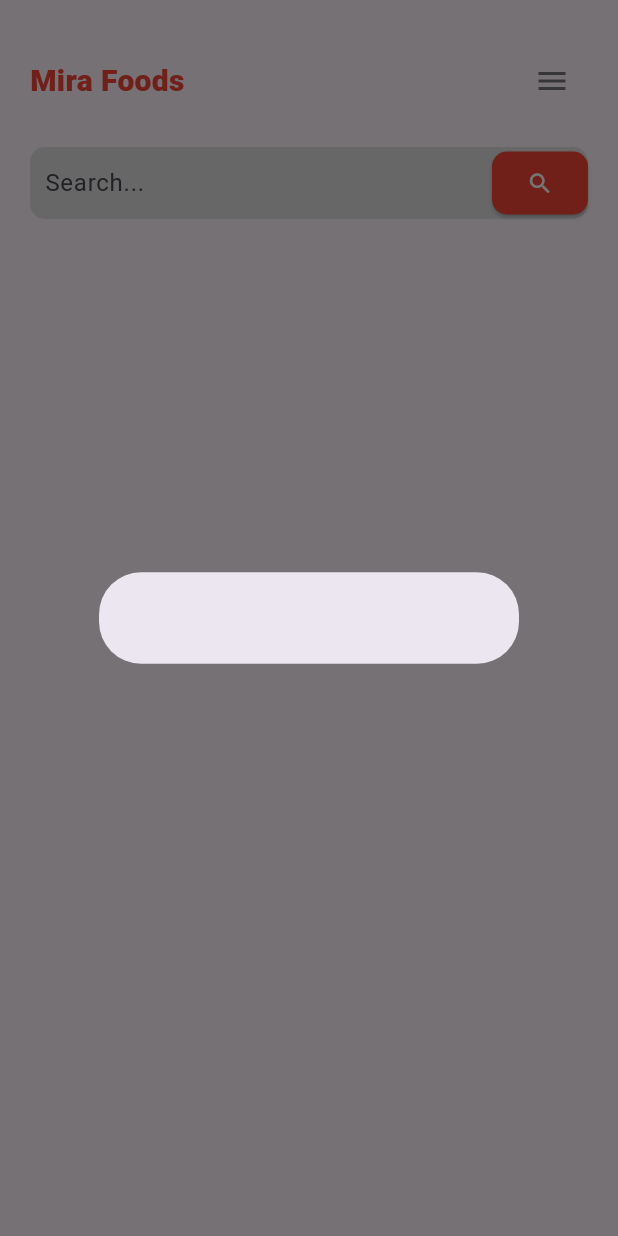
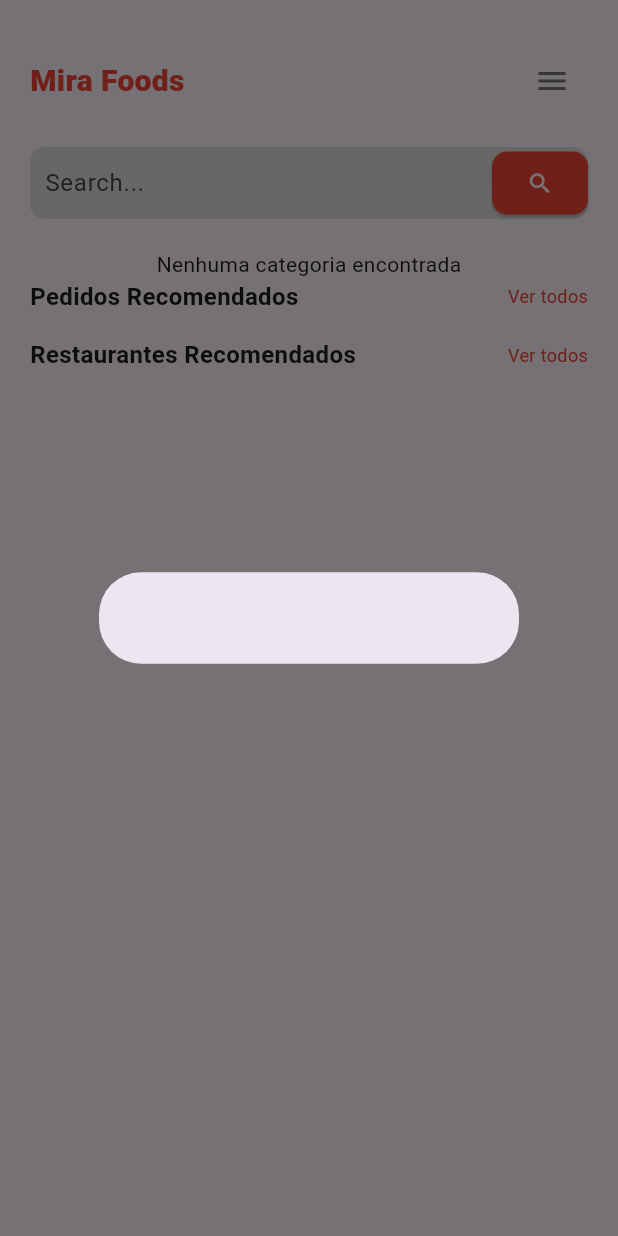
Before and after one commit to SergioSouz2/mira_foods, a Flutter app: the HomePage screen opened directly, after a tap on the "search" icon, on a phone screen of 412 x 824 dp. Run offline on Flutter 3.47's test engine with Material 3 defaults, Android fonts, the light colour scheme and no system bars; our stand-ins replace cloud_firestore, firebase_auth, firebase_core; accounts and stored records are empty; generated files the repository leaves out were written again; network calls fail; Roboto replaces fonts that are missing (Poppins).

Commit message:
:sparkles: feat: Configurar serviço de banco de dados, provider e widget para exibir dados de categorias: - Adicionar DatabaseService para acessar Firestore. - Ajustar AuthProvider para gerenciar autenticação e dados do Firestore. - Criar CategoriesWidget para exibir categorias. - Configurar regras de segurança no Firestore. - Registrar AuthProvider no widget principal do aplicativo.

```diff
--- /dev/null
+++ b/lib/models/category_model.dart
@@ -0,0 +1,11 @@
+
+// Modelo de Categoria
+class Category {
+  final String imageUrl;
+  final String name;
+
+  Category({
+    required this.imageUrl,
+    required this.name,
+  });
+}
--- a/lib/providers/auth_provider.dart
+++ b/lib/providers/auth_provider.dart
@@ -1,10 +1,10 @@
 import 'package:firebase_auth/firebase_auth.dart';
 import 'package:flutter/material.dart';
-import 'package:mira_foods/services/database_service.dart'; // Importe o serviço de banco de dados
+import 'package:mira_foods/services/database_service.dart';
 
 class AuthProvider with ChangeNotifier {
   final FirebaseAuth _auth = FirebaseAuth.instance;
-  final DatabaseService _dbService = DatabaseService(); // Instância do serviço de banco de dados
+  final DatabaseService _dbService = DatabaseService();
   User? _user;
 
   AuthProvider() {
@@ -29,7 +29,7 @@
 
   User? get user => _user;
 
-  Future<List<String>> getDocuments(String collectionName) async {
+  Future<List<Map<String, dynamic>>> getDocuments(String collectionName) async {
     return _dbService.getCollection(collectionName);
   }
 
--- a/lib/screens/app/home_page.dart
+++ b/lib/screens/app/home_page.dart
@@ -1,45 +1,77 @@
 import 'package:flutter/material.dart';
-import 'package:provider/provider.dart';
-import 'package:mira_foods/providers/auth_provider.dart';
+import 'package:mira_foods/widgets/category/category_wedget.dart';
 import 'package:mira_foods/widgets/header/header_widget.dart';
 import 'package:mira_foods/widgets/search/search_widget.dart';
 
 class HomePage extends StatelessWidget {
-  const HomePage({Key? key}) : super(key: key);
+  const HomePage({super.key});
 
   @override
   Widget build(BuildContext context) {
-    final authProvider = Provider.of<AuthProvider>(context);
 
-    return Scaffold(
-      body: Column(
-        children: [
-          const HeaderWidget(),
-          const SearchWidget(),
-          Expanded(
-            child: FutureBuilder(
-              future: authProvider.getDocuments('Category'), // Exemplo: obtenção da coleção 'category'
-              builder: (BuildContext context, AsyncSnapshot<List<String>> snapshot) {
-                if (snapshot.connectionState == ConnectionState.waiting) {
-                  return const Center(child: CircularProgressIndicator());
-                } else if (snapshot.hasError) {
-                  return Center(child: Text('Erro ao carregar dados: ${snapshot.error}'));
-                } else {
-                  List<String> documents = snapshot.data ?? [];
-                  return ListView.builder(
-                    itemCount: documents.length,
-                    itemBuilder: (BuildContext context, int index) {
-                      return ListTile(
-                        title: Text(documents[index]),
-                        // Adicione mais detalhes conforme necessário
-                      );
-                    },
-                  );
-                }
-              },
+    return const Scaffold(
+      body: SingleChildScrollView( // Adiciona SingleChildScrollView aqui
+        child: Column(
+          crossAxisAlignment: CrossAxisAlignment.start,
+          children: [
+            HeaderWidget(),
+            SearchWidget(),
+            CategoriesWidget(),
+            Padding(
+              padding: EdgeInsets.symmetric(horizontal: 20),
+              child:  Row(
+                mainAxisAlignment: MainAxisAlignment.spaceBetween,
+                children: [
+                  Text(
+                    'Pedidos Recomendados',
+                    style: TextStyle(
+                      fontWeight: FontWeight.bold,
+                      fontSize: 16,
+                      fontFamily: 'Poppins'
+                    ),
+                  ),
+                  Text(
+                    'Ver todos',
+                    style: TextStyle(
+                      fontWeight: FontWeight.normal,
+                      fontSize: 12,
+                      fontFamily: 'Poppins',
+                      color: Colors.red,
+                    )
+                  )
+                ],
+              ),
             ),
-          ),
-        ],
+          SizedBox(height: 16),
+
+          Padding(
+            padding: EdgeInsets.symmetric(horizontal: 20),
+              child:  Row(
+                mainAxisAlignment: MainAxisAlignment.spaceBetween,
+                children: [
+                  Text(
+                    'Restaurantes Recomendados',
+                    style: TextStyle(
+                      fontWeight: FontWeight.bold,
+                      fontSize: 16,
+                      fontFamily: 'Poppins'
+                    ),
+                  ),
+                  Text(
+                    'Ver todos',
+                    style: TextStyle(
+                      fontWeight: FontWeight.normal,
+                      fontSize: 12,
+                      fontFamily: 'Poppins',
+                      color: Colors.red,
+                    )
+                  )
+                ],
+              ),
+            ),
+
+          ],
+        ),
       ),
     );
   }
--- a/lib/services/database_service.dart
+++ b/lib/services/database_service.dart
@@ -3,16 +3,10 @@
 class DatabaseService {
   final FirebaseFirestore _firestore = FirebaseFirestore.instance;
 
-  Future<List<String>> getCollection(String collectionName) async {
+  Future<List<Map<String, dynamic>>> getCollection(String collectionName) async {
     try {
-      QuerySnapshot<Object?> querySnapshot = await _firestore.collection(collectionName).get();
-      List<String> items = [];
-      querySnapshot.docs.forEach((doc) {
-        // Aqui você pode adaptar conforme a estrutura do seu documento
-        // Por exemplo, doc.data()['name'] para acessar um campo 'name'
-        items.add(doc.data().toString()); // Exemplo básico, convertendo para String
-      });
-      return items;
+      QuerySnapshot querySnapshot = await _firestore.collection(collectionName).get();
+      return querySnapshot.docs.map((doc) => doc.data() as Map<String, dynamic>).toList();
     } catch (e) {
       print('Erro ao acessar coleção $collectionName: $e');
       throw Exception('Erro ao acessar coleção $collectionName: $e');
--- /dev/null
+++ b/lib/widgets/category/category_wedget.dart
@@ -0,0 +1,48 @@
+import 'package:flutter/material.dart';
+import 'package:provider/provider.dart';
+import 'package:mira_foods/providers/auth_provider.dart';
+import 'package:mira_foods/widgets/category/category_item.dart';
+
+class CategoriesWidget extends StatelessWidget {
+  const CategoriesWidget({super.key});
+
+  @override
+  Widget build(BuildContext context) {
+    final authProvider = Provider.of<AuthProvider>(context);
+
+    return FutureBuilder<List<Map<String, dynamic>>>(
+      future: authProvider.getDocuments('Category'),
+      builder: (context, snapshot) {
+        if (snapshot.connectionState == ConnectionState.waiting) {
+          return const Center(child: CircularProgressIndicator());
+        }
+        if (snapshot.hasError) {
+          return const Center(child: Text('Erro ao carregar dados'));
+        }
+        if (!snapshot.hasData || snapshot.data!.isEmpty) {
+          return const Center(child: Text('Nenhuma categoria encontrada'));
+        }
+
+        List<Widget> categoryItems = snapshot.data!.map((data) {
+          return Padding(
+            padding: const EdgeInsets.only(left: 10, right: 10, top: 5, bottom: 5),
+            child: CategoryItem(
+              image: data['imageUrl'] ?? 'https://exemplo.com/imagens/default.jpg',
+              title: data['name'] ?? 'Sem Título',
+              onPressed: () {
+                print('Categoria clicada');
+              },
+            ),
+          );
+        }).toList();
+
+        return SingleChildScrollView(
+          scrollDirection: Axis.horizontal,
+          child: Row(
+            children: categoryItems,
+          ),
+        );
+      },
+    );
+  }
+}
```
Also changed, not shown: lib/main.dart (+6 -6 lines), lib/widgets/category/category_item.dart (added, +39 -0 lines).
